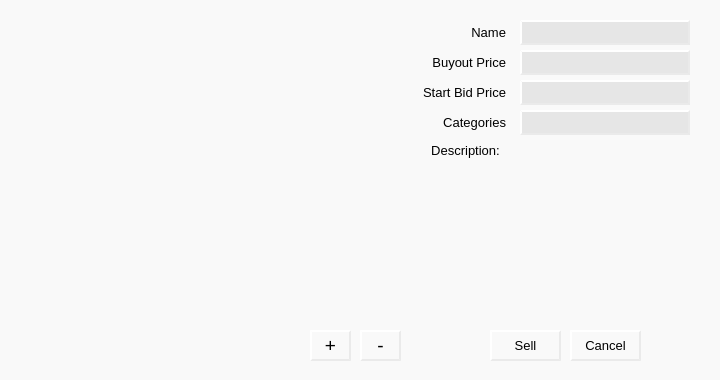
Before: the Qt Designer form chimera/ui/addauction.ui in shiragaP/uAuction, drawn with Qt 5.
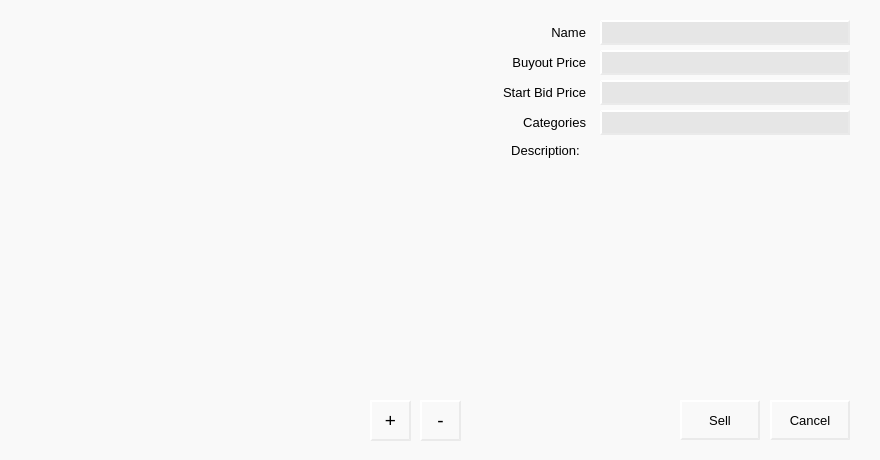
After: the same form once the commit is applied.

Patch:
```diff
--- a/chimera/ui/addauction.ui
+++ b/chimera/ui/addauction.ui
@@ -6,8 +6,8 @@
    <rect>
     <x>0</x>
     <y>0</y>
-    <width>720</width>
-    <height>380</height>
+    <width>880</width>
+    <height>460</height>
    </rect>
   </property>
   <property name="windowTitle">
@@ -78,8 +78,8 @@
     <rect>
      <x>30</x>
      <y>20</y>
-     <width>381</width>
-     <height>211</height>
+     <width>440</width>
+     <height>280</height>
     </rect>
    </property>
    <property name="font">
@@ -97,10 +97,10 @@
   <widget class="QPushButton" name="pushButton_01_addimage">
    <property name="geometry">
     <rect>
-     <x>310</x>
-     <y>330</y>
+     <x>370</x>
+     <y>400</y>
      <width>41</width>
-     <height>31</height>
+     <height>41</height>
     </rect>
    </property>
    <property name="font">
@@ -118,10 +118,10 @@
   <widget class="QPushButton" name="pushButton_02_deleteimage">
    <property name="geometry">
     <rect>
-     <x>360</x>
-     <y>330</y>
+     <x>420</x>
+     <y>400</y>
      <width>41</width>
-     <height>31</height>
+     <height>41</height>
     </rect>
    </property>
    <property name="font">
@@ -138,10 +138,10 @@
   <widget class="QPushButton" name="pushButton_03_sell">
    <property name="geometry">
     <rect>
-     <x>490</x>
-     <y>330</y>
-     <width>71</width>
-     <height>31</height>
+     <x>680</x>
+     <y>400</y>
+     <width>80</width>
+     <height>40</height>
     </rect>
    </property>
    <property name="font">
@@ -156,9 +156,9 @@
   <widget class="QListWidget" name="listWidget_thumbnail">
    <property name="geometry">
     <rect>
-     <x>20</x>
-     <y>240</y>
-     <width>391</width>
+     <x>30</x>
+     <y>310</y>
+     <width>441</width>
      <height>81</height>
     </rect>
    </property>
@@ -166,10 +166,10 @@
   <widget class="QPushButton" name="pushButton_04_cancel">
    <property name="geometry">
     <rect>
-     <x>570</x>
-     <y>330</y>
-     <width>71</width>
-     <height>31</height>
+     <x>770</x>
+     <y>400</y>
+     <width>80</width>
+     <height>40</height>
     </rect>
    </property>
    <property name="font">
@@ -184,7 +184,7 @@
   <widget class="QLabel" name="label_02_name">
    <property name="geometry">
     <rect>
-     <x>420</x>
+     <x>500</x>
      <y>20</y>
      <width>91</width>
      <height>25</height>
@@ -205,7 +205,7 @@
   <widget class="QLabel" name="label_03_buyoutprice">
    <property name="geometry">
     <rect>
-     <x>420</x>
+     <x>500</x>
      <y>50</y>
      <width>91</width>
      <height>25</height>
@@ -226,7 +226,7 @@
   <widget class="QLabel" name="label_04_bidprice">
    <property name="geometry">
     <rect>
-     <x>420</x>
+     <x>500</x>
      <y>80</y>
      <width>91</width>
      <height>25</height>
@@ -247,9 +247,9 @@
   <widget class="QLineEdit" name="lineEdit_02_name">
    <property name="geometry">
     <rect>
-     <x>520</x>
+     <x>600</x>
      <y>20</y>
-     <width>170</width>
+     <width>250</width>
      <height>25</height>
     </rect>
    </property>
@@ -257,9 +257,9 @@
   <widget class="QLineEdit" name="lineEdit_03_buyoutprice">
    <property name="geometry">
     <rect>
-     <x>520</x>
+     <x>600</x>
      <y>50</y>
-     <width>170</width>
+     <width>250</width>
      <height>25</height>
     </rect>
    </property>
@@ -267,9 +267,9 @@
   <widget class="QLineEdit" name="lineEdit_04_bidprice">
    <property name="geometry">
     <rect>
-     <x>520</x>
+     <x>600</x>
      <y>80</y>
-     <width>170</width>
+     <width>250</width>
      <height>25</height>
     </rect>
    </property>
@@ -277,7 +277,7 @@
   <widget class="QCheckBox" name="checkBox_buyoutavailable">
    <property name="geometry">
     <rect>
-     <x>415</x>
+     <x>495</x>
      <y>50</y>
      <width>25</width>
      <height>25</height>
@@ -290,7 +290,7 @@
   <widget class="QLabel" name="label_06_description">
    <property name="geometry">
     <rect>
-     <x>420</x>
+     <x>500</x>
      <y>140</y>
      <width>91</width>
      <height>21</height>
@@ -311,17 +311,17 @@
   <widget class="QTextEdit" name="textEdit_06_description">
    <property name="geometry">
     <rect>
-     <x>430</x>
+     <x>510</x>
      <y>160</y>
-     <width>271</width>
-     <height>161</height>
+     <width>350</width>
+     <height>230</height>
     </rect>
    </property>
   </widget>
   <widget class="QLabel" name="label_05_categories">
    <property name="geometry">
     <rect>
-     <x>420</x>
+     <x>500</x>
      <y>110</y>
      <width>91</width>
      <height>25</height>
@@ -342,9 +342,9 @@
   <widget class="QLineEdit" name="lineEdit_05_categories">
    <property name="geometry">
     <rect>
-     <x>520</x>
+     <x>600</x>
      <y>110</y>
-     <width>170</width>
+     <width>250</width>
      <height>25</height>
     </rect>
    </property>
```
